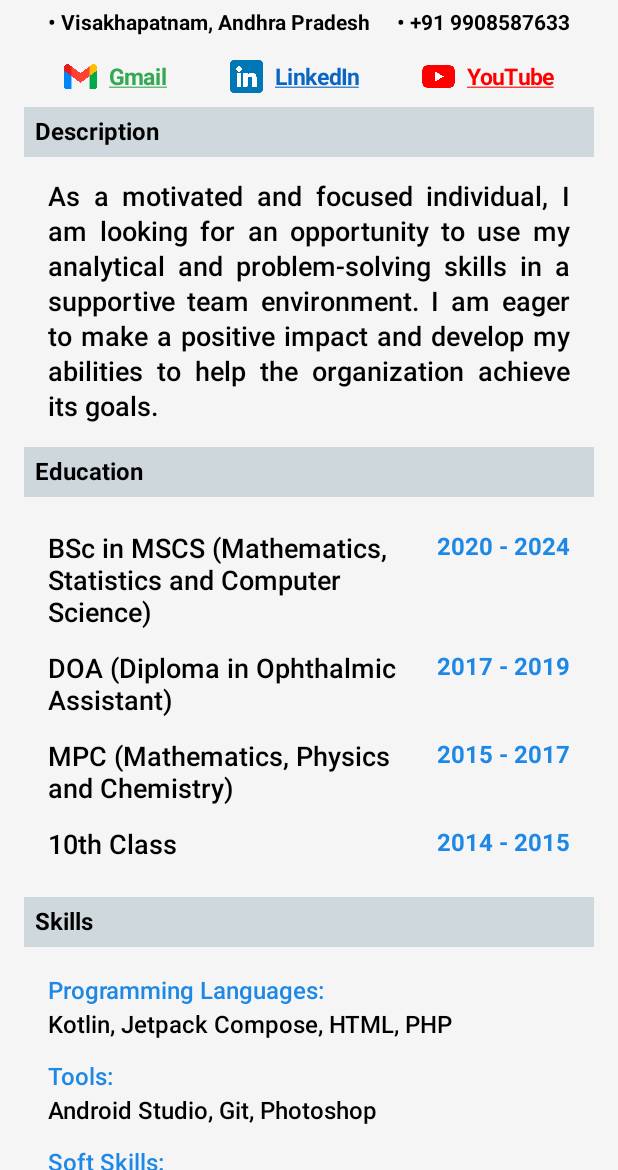
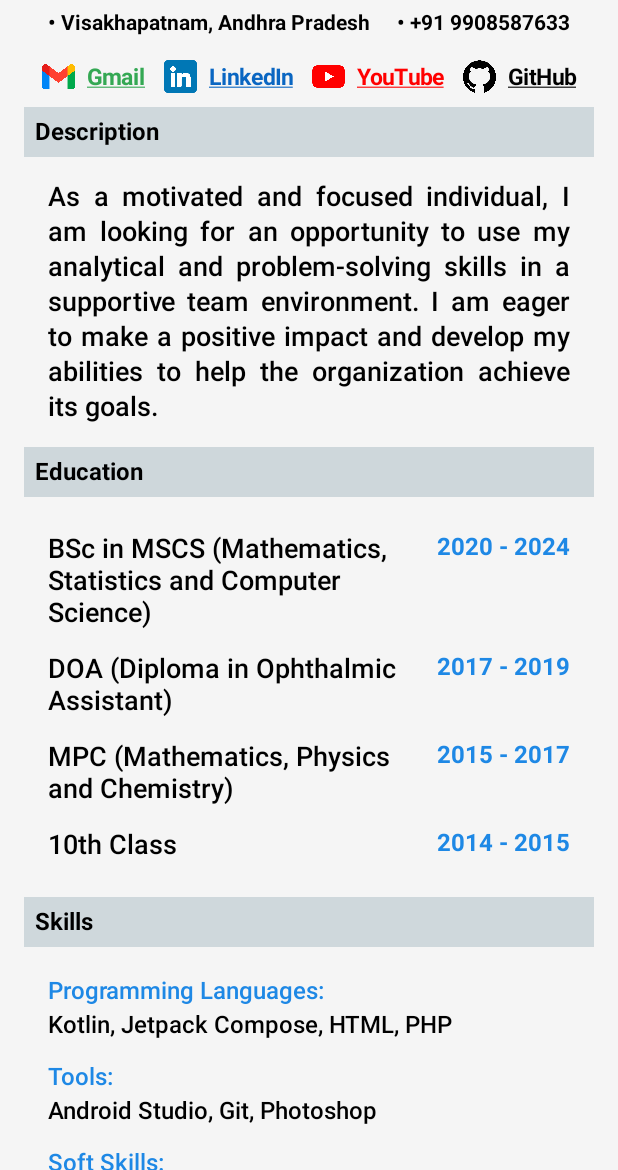
Before and after one commit to Mohammadsalman19/MohammadSalmanCV, an Android app built with Jetpack Compose: the screen it shows after launch (MainActivity), on a phone screen of 412 x 824 dp, the part 66-1236 px from its top. Run offline under Robolectric (Android 15) with nearby library versions, the phone set to English and light mode, and no system bars.

Commit message:
Added Github image like a clickable image that will take you to my Github Repositories

```diff
--- a/app/src/main/AndroidManifest.xml
+++ b/app/src/main/AndroidManifest.xml
@@ -15,7 +15,6 @@
         <activity
             android:name=".MainActivity"
             android:exported="true"
-            android:label="@string/app_name"
             android:theme="@style/Theme.Modifiers">
             <intent-filter>
                 <action android:name="android.intent.action.MAIN" />
--- a/app/src/main/java/com/example/modifiers/MainActivity.kt
+++ b/app/src/main/java/com/example/modifiers/MainActivity.kt
@@ -109,6 +109,7 @@ fun IconLinks() {
     val gmailUrl = "mailto:mohammadsalman1999.9.5@gmail.com"
     val linkedinUrl = "https://www.linkedin.com/in/mohammad-salman10"
     val youtubeUrl = "https://www.youtube.com/@Salman_the_listener"
+    val gethubUrl = "https://github.com/Mohammadsalman19"
 
     Row(
         modifier = Modifier
@@ -183,6 +184,29 @@ fun IconLinks() {
                 text = "YouTube",
                 fontSize = 15.sp,
                 color = Color(0xFFFF0000),
+                fontWeight = FontWeight.Bold,
+                textDecoration = TextDecoration.Underline
+            )
+        }
+        Row(
+            verticalAlignment = Alignment.CenterVertically,
+            modifier = Modifier.clickable {
+                val ghIntent = Intent(Intent.ACTION_VIEW, Uri.parse(gethubUrl))
+                context.startActivity(ghIntent)
+            }
+        ){
+            Image(
+                painter = painterResource(R.drawable.gh),
+                contentDescription = "GitHub Icon",
+                modifier = Modifier
+                    .size(30.dp)
+                    .padding(end = 8.dp)
+
+            )
+            Text(
+                text = "GitHub",
+                fontSize = 15.sp,
+                color = Color(0xFF000000),
                 fontWeight = FontWeight.Bold,
                 textDecoration = TextDecoration.Underline
             )
--- a/app/src/main/res/values/strings.xml
+++ b/app/src/main/res/values/strings.xml
@@ -1,3 +1,3 @@
 <resources>
-    <string name="app_name">Modifiers</string>
+    <string name="app_name">Salman_CV</string>
 </resources>
```
Also changed, not shown: app/src/main/res/drawable/gh.png (added).
